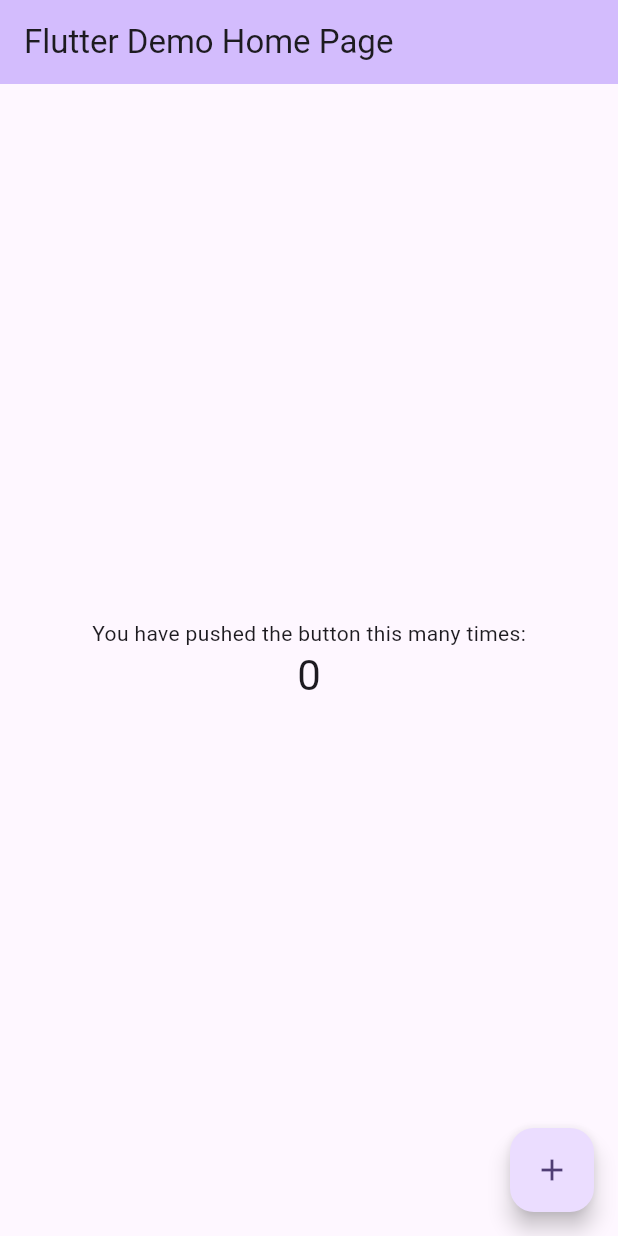
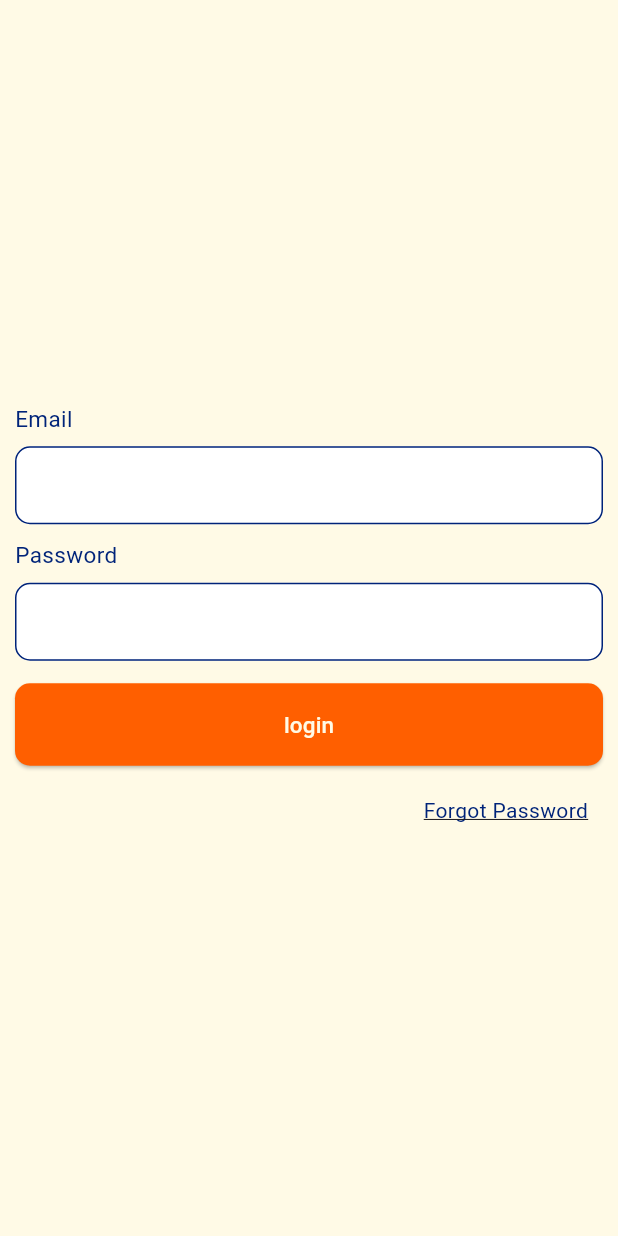
Before and after one commit to gmulonga/quicloan, a Flutter app: the screen it shows after launch, on a phone screen of 412 x 824 dp. Run offline on Flutter 3.47's test engine with Material 3 defaults, Android fonts, the phone set to English and light mode, and no system bars.

Commit message:
build: adding the login screen

```diff
--- /dev/null
+++ b/lib/Components/CustomButton.dart
@@ -0,0 +1,42 @@
+import 'package:quicloan/Contstants.dart';
+import 'package:flutter/material.dart';
+
+class CustomButton extends StatefulWidget {
+  CustomButton(
+      {required this.callBackFunction,
+      required this.label,
+      required this.bgColor,
+      required this.txtColor});
+
+  final VoidCallback callBackFunction;
+  final String label;
+  final bgColor;
+  final txtColor;
+
+  @override
+  _CustomButtonState createState() => _CustomButtonState();
+}
+
+class _CustomButtonState extends State<CustomButton> {
+  @override
+  Widget build(BuildContext context) {
+    return ElevatedButton(
+      onPressed: () {
+        widget.callBackFunction();
+      },
+      style: ElevatedButton.styleFrom(
+        backgroundColor: widget.bgColor,
+        shape: RoundedRectangleBorder(
+          borderRadius: BorderRadius.circular(10.0),
+        ),
+      ),
+      child: Padding(
+        padding: EdgeInsets.symmetric(vertical: 17),
+        child: Text(
+          widget.label,
+          style: TextStyle(color: widget.txtColor, fontSize: kNormalFontSize),
+        ),
+      ),
+    );
+  }
+}
--- /dev/null
+++ b/lib/Components/InputField.dart
@@ -0,0 +1,65 @@
+import 'package:flutter/material.dart';
+import 'package:quicloan/Contstants.dart';
+import 'package:flutter/services.dart';
+
+class InputField extends StatelessWidget {
+  InputField({
+    required this.label,
+    this.password = false,
+    this.onChanged,
+    this.integerOnly = false,
+    this.errorText,
+    this.isEnabled = true,
+  });
+
+  String label;
+  bool password;
+  final ValueChanged<String>? onChanged;
+  final bool integerOnly;
+  final errorText;
+  bool isEnabled;
+
+  @override
+  Widget build(BuildContext context) {
+    return Padding(
+      padding: EdgeInsets.symmetric(vertical: 5, horizontal: 10),
+      child: Column(
+        crossAxisAlignment: CrossAxisAlignment.start,
+        children: [
+          Text(
+            label,
+            style: TextStyle(
+              color: kNavyBlue,
+              fontSize: kNormalFontSize,
+            ),
+          ),
+          SizedBox(height: 8.0),
+          TextField(
+            obscureText: password,
+            onChanged: onChanged,
+            inputFormatters:
+                integerOnly ? [FilteringTextInputFormatter.digitsOnly] : null,
+            decoration: InputDecoration(
+              errorText: errorText,
+              contentPadding:
+                  EdgeInsets.symmetric(vertical: 14.0, horizontal: 16.0),
+              filled: true,
+              fillColor: kWhite,
+              border: OutlineInputBorder(
+                borderRadius: BorderRadius.circular(10.0),
+              ),
+              enabledBorder: OutlineInputBorder(
+                borderRadius: BorderRadius.circular(10.0),
+                borderSide: BorderSide(color: kNavyBlue),
+              ),
+              focusedBorder: OutlineInputBorder(
+                borderRadius: BorderRadius.circular(10.0),
+                borderSide: BorderSide(color: kOrange),
+              ),
+            ),
+          ),
+        ],
+      ),
+    );
+  }
+}
--- /dev/null
+++ b/lib/Contstants.dart
@@ -0,0 +1,8 @@
+import 'package:flutter/material.dart';
+
+const kCream = Color(0xFFFFFAE6);
+const kOrange = Color(0xFFFF5F00);
+const kNavyBlue = Color(0xFF002379);
+const kWhite = Color(0xFFFFFFFF);
+
+const double kNormalFontSize = 15;
--- /dev/null
+++ b/lib/Screens/Loginscreen.dart
@@ -0,0 +1,97 @@
+import 'package:flutter/material.dart';
+import 'package:quicloan/Contstants.dart';
+import 'package:quicloan/Components/InputField.dart';
+import 'package:quicloan/Components/CustomButton.dart';
+import 'package:quicloan/Screens/Homescreen.dart';
+import 'package:quicloan/Screens/Loginscreen.dart';
+
+class Loginscreen extends StatefulWidget {
+  @override
+  State<Loginscreen> createState() => _LoginscreenState();
+}
+
+class _LoginscreenState extends State<Loginscreen> {
+  String email = '';
+  String password = '';
+
+  @override
+  Widget build(BuildContext context) {
+    return Scaffold(
+      backgroundColor: kCream,
+      body: SafeArea(
+        child: Center(
+          child: ListView(
+            shrinkWrap: true,
+            children: [
+              Column(
+                crossAxisAlignment: CrossAxisAlignment.stretch,
+                children: [
+                  // Hero(
+                  //   tag: 'logo',
+                  //   child: Logo(
+                  //     height: 130,
+                  //     width: 130,
+                  //   ),
+                  // ),
+
+                  InputField(
+                    label: 'Email',
+                    onChanged: (value) {
+                      setState(() {
+                        email = value;
+                      });
+                    },
+                  ),
+                  InputField(
+                    label: 'Password',
+                    password: true,
+                    onChanged: (value) {
+                      setState(() {
+                        password = value;
+                      });
+                    },
+                  ),
+                  Padding(
+                    padding: EdgeInsets.symmetric(horizontal: 10, vertical: 10),
+                    child: CustomButton(
+                      txtColor: kCream,
+                      bgColor: kOrange,
+                      callBackFunction: () {
+                        Navigator.push(
+                          context,
+                          MaterialPageRoute(builder: (context) => Homepage()),
+                        );
+                      },
+                      label: 'login',
+                    ),
+                  ),
+                  Padding(
+                    padding: EdgeInsets.symmetric(vertical: 10, horizontal: 20),
+                    child: Align(
+                      alignment: Alignment.centerRight,
+                      child: GestureDetector(
+                        onTap: () {
+                          Navigator.push(
+                            context,
+                            MaterialPageRoute(builder: (context) => Homepage()),
+                          );
+                        },
+                        child: Text(
+                          'Forgot Password',
+                          style: TextStyle(
+                            color: kNavyBlue,
+                            decoration: TextDecoration.underline,
+                          ),
+                        ),
+                      ),
+                    ),
+                  ),
+                ],
+              )
+            ],
+          ),
+        ),
+      ),
+    );
+  }
+}
--- a/lib/main.dart
+++ b/lib/main.dart
@@ -1,125 +1,23 @@
 import 'package:flutter/material.dart';
+import 'package:quicloan/Screens/Homescreen.dart';
+import 'package:quicloan/Screens/Loginscreen.dart';
 
-void main() {
-  runApp(const MyApp());
+Future<void> main() async {
+  runApp(MyApp());
 }
 
 class MyApp extends StatelessWidget {
-  const MyApp({super.key});
+  const MyApp({Key? key}) : super(key: key);
 
-  // This widget is the root of your application.
   @override
   Widget build(BuildContext context) {
     return MaterialApp(
-      title: 'Flutter Demo',
-      theme: ThemeData(
-        // This is the theme of your application.
-        //
-        // TRY THIS: Try running your application with "flutter run". You'll see
-        // the application has a purple toolbar. Then, without quitting the app,
-        // try changing the seedColor in the colorScheme below to Colors.green
-        // and then invoke "hot reload" (save your changes or press the "hot
-        // reload" button in a Flutter-supported IDE, or press "r" if you used
-        // the command line to start the app).
-        //
-        // Notice that the counter didn't reset back to zero; the application
-        // state is not lost during the reload. To reset the state, use hot
-        // restart instead.
-        //
-        // This works for code too, not just values: Most code changes can be
-        // tested with just a hot reload.
-        colorScheme: ColorScheme.fromSeed(seedColor: Colors.deepPurple),
-        useMaterial3: true,
-      ),
-      home: const MyHomePage(title: 'Flutter Demo Home Page'),
+      debugShowCheckedModeBanner: false,
+      initialRoute: '/',
+      routes: {
+        '/': (context) => Loginscreen(),
+        '/homePage': (context) => Homepage(),
+      },
     );
   }
 }
-
-class MyHomePage extends StatefulWidget {
-  const MyHomePage({super.key, required this.title});
-
-  // This widget is the home page of your application. It is stateful, meaning
-  // that it has a State object (defined below) that contains fields that affect
-  // how it looks.
-
-  // This class is the configuration for the state. It holds the values (in this
-  // case the title) provided by the parent (in this case the App widget) and
-  // used by the build method of the State. Fields in a Widget subclass are
-  // always marked "final".
-
-  final String title;
-
-  @override
-  State<MyHomePage> createState() => _MyHomePageState();
-}
-
-class _MyHomePageState extends State<MyHomePage> {
-  int _counter = 0;
-
-  void _incrementCounter() {
-    setState(() {
-      // This call to setState tells the Flutter framework that something has
-      // changed in this State, which causes it to rerun the build method below
-      // so that the display can reflect the updated values. If we changed
-      // _counter without calling setState(), then the build method would not be
-      // called again, and so nothing would appear to happen.
-      _counter++;
-    });
-  }
-
-  @override
-  Widget build(BuildContext context) {
-    // This method is rerun every time setState is called, for instance as done
-    // by the _incrementCounter method above.
-    //
-    // The Flutter framework has been optimized to make rerunning build methods
-    // fast, so that you can just rebuild anything that needs updating rather
-    // than having to individually change instances of widgets.
-    return Scaffold(
-      appBar: AppBar(
-        // TRY THIS: Try changing the color here to a specific color (to
-        // Colors.amber, perhaps?) and trigger a hot reload to see the AppBar
-        // change color while the other colors stay the same.
-        backgroundColor: Theme.of(context).colorScheme.inversePrimary,
-        // Here we take the value from the MyHomePage object that was created by
-        // the App.build method, and use it to set our appbar title.
-        title: Text(widget.title),
-      ),
-      body: Center(
-        // Center is a layout widget. It takes a single child and positions it
-        // in the middle of the parent.
-        child: Column(
-          // Column is also a layout widget. It takes a list of children and
-          // arranges them vertically. By default, it sizes itself to fit its
-          // children horizontally, and tries to be as tall as its parent.
-          //
-          // Column has various properties to control how it sizes itself and
-          // how it positions its children. Here we use mainAxisAlignment to
-          // center the children vertically; the main axis here is the vertical
-          // axis because Columns are vertical (the cross axis would be
-          // horizontal).
-          //
-          // TRY THIS: Invoke "debug painting" (choose the "Toggle Debug Paint"
-          // action in the IDE, or press "p" in the console), to see the
-          // wireframe for each widget.
-          mainAxisAlignment: MainAxisAlignment.center,
-          children: <Widget>[
-            const Text(
-              'You have pushed the button this many times:',
-            ),
-            Text(
-              '$_counter',
-              style: Theme.of(context).textTheme.headlineMedium,
-            ),
-          ],
-        ),
-      ),
-      floatingActionButton: FloatingActionButton(
-        onPressed: _incrementCounter,
-        tooltip: 'Increment',
-        child: const Icon(Icons.add),
-      ), // This trailing comma makes auto-formatting nicer for build methods.
-    );
-  }
-}
```
Also changed, not shown: lib/Screens/Dashboard.dart (added, +19 -0 lines), lib/Screens/Homescreen.dart (added, +126 -0 lines), lib/Screens/Userscreen.dart (added, +21 -0 lines), pubspec.yaml (+2 -9 lines), pubspec.lock.
